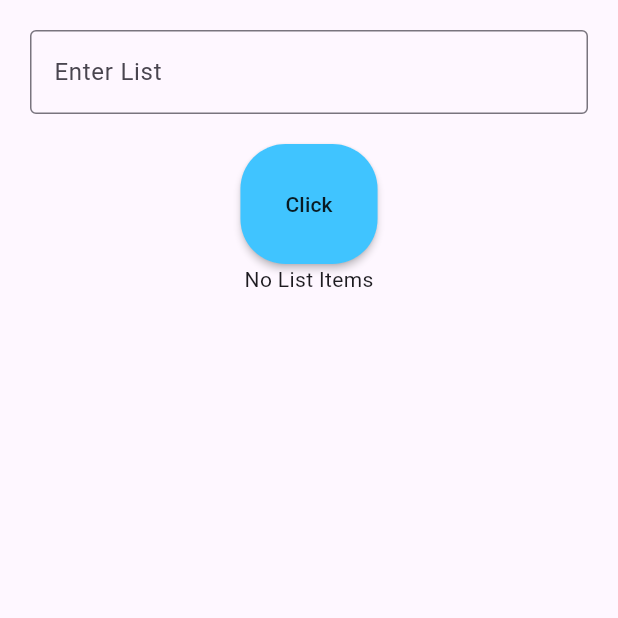
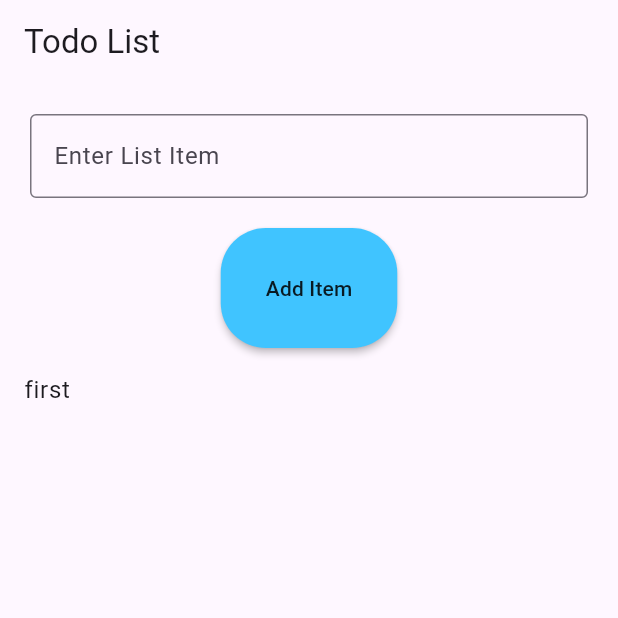
Before and after one commit to Jathu23/First-Flutter-Project, a Flutter app: the screen it shows after launch, on a phone screen of 412 x 824 dp, the top half of it. Run offline on Flutter 3.47's test engine with Material 3 defaults, Android fonts, the phone set to English and light mode, and no system bars.

Commit message:
simple list adding

```diff
--- a/lib/main.dart
+++ b/lib/main.dart
@@ -1,54 +1,71 @@
 import 'package:flutter/material.dart';
 
 void main() {
-  runApp(todo());
+  runApp(TodoApp());
 }
 
-class todo extends StatefulWidget{
+class TodoApp extends StatefulWidget {
   @override
-  State<todo> createState() => _todoState();
+  State<TodoApp> createState() => _TodoAppState();
 }
 
-class _todoState extends State<todo> {
-  String listdata = "No List Items";
+class _TodoAppState extends State<TodoApp> {
+  List<String> itemList = ["first"];
   TextEditingController listdatacontroller = TextEditingController();
 
   @override
   Widget build(BuildContext context) {
-
-    return MaterialApp(home: (
-      Scaffold(
+    return MaterialApp(
+      home: Scaffold(
+        appBar: AppBar(
+          title: Text('Todo List'),
+        ),
         body: Column(
           children: [
             Container(
               padding: EdgeInsets.all(20),
-        child:       TextField(
+              child: TextField(
                 controller: listdatacontroller,
                 decoration: InputDecoration(
                   border: OutlineInputBorder(),
-                label: Text("Enter List")),
+                  labelText: "Enter List Item",
                 ),
               ),
-      MaterialButton(onPressed:  () {
+            ),
+            MaterialButton(
+              onPressed: () {
                 setState(() {
-          listdata = listdatacontroller.text;
+                  if (listdatacontroller.text.isNotEmpty) {
+                    itemList.add(listdatacontroller.text);
+                    listdatacontroller.clear();
+                  }
                 });
-      } ,
+              },
               onLongPress: () {
                 setState(() {
-           listdata = "long presed";
+                  itemList = [];
                 });
               },
               padding: EdgeInsets.all(30),
               color: Colors.lightBlueAccent,
-      shape: RoundedRectangleBorder(borderRadius:BorderRadius.circular(30) ),
-
-      child: Text("Click"),
+              shape: RoundedRectangleBorder(
+                borderRadius: BorderRadius.circular(30),
               ),
-      Text(listdata)
+              child: Text("Add Item"),
+            ),
+            Expanded(
+              child: ListView.builder(
+                itemCount: itemList.length,
+                itemBuilder: (context, index) {
+                  return ListTile(
+                    title: Text(itemList[index]),
+                  );
+                },
+              ),
+            ),
           ],
-
-        ) ,)
-    ));
+        ),
+      ),
+    );
   }
 }
```
Lines whose indentation alone changed are shown as unchanged.
